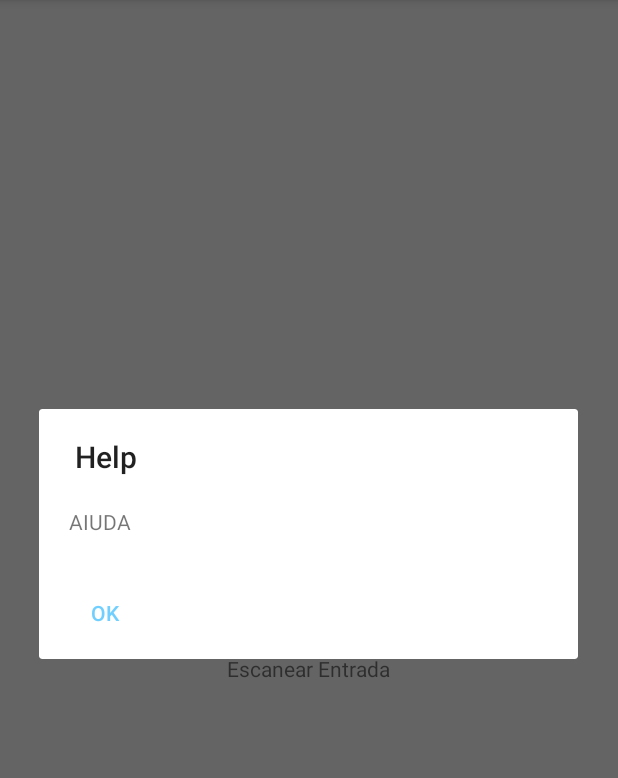
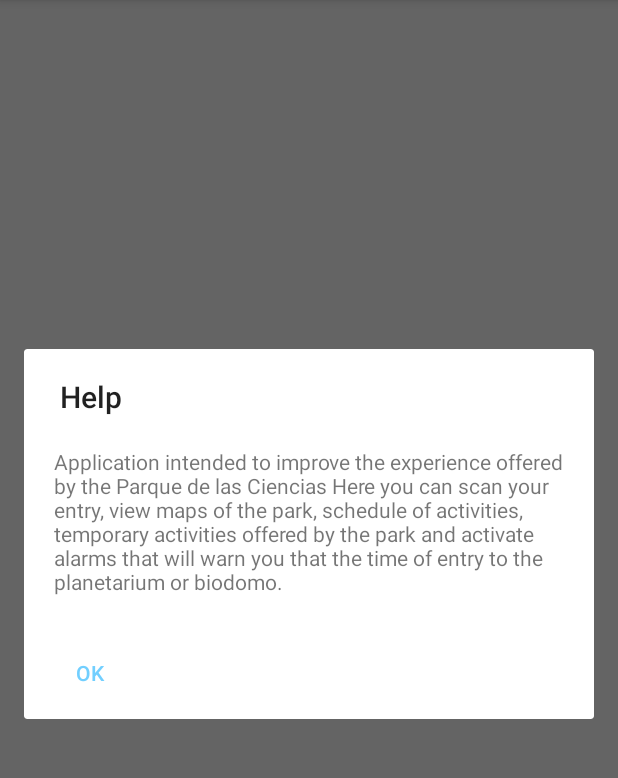
Before and after one commit to AGM-GR/ParqueDeLasCiencias, an Android app: the screen it shows after launch (MainActivity), after a tap on "Help", on a phone screen of 412 x 824 dp, the part 84-862 px from its top. Run offline under Robolectric (Android 15) with nearby library versions, the phone set to English and light mode, and no system bars.

Commit message:
Menu de ayuda finalizado

```diff
--- a/app/src/main/res/layout/activity_main.xml
+++ b/app/src/main/res/layout/activity_main.xml
@@ -17,6 +17,8 @@
     <TextView
         android:layout_width="wrap_content"
         android:layout_height="wrap_content"
-        android:text="Escanear Entrada"/>
+        android:layout_marginTop="15dp"
+        android:text="Escanear Entrada"
+        android:textStyle="bold" />
 
 </LinearLayout>
--- a/app/src/main/res/layout/help_dialog.xml
+++ b/app/src/main/res/layout/help_dialog.xml
@@ -11,7 +11,7 @@
         android:padding="20dp">
 
         <TextView
-            android:text="AIUDA"
+            android:text="@string/ayuda"
             android:layout_width="match_parent"
             android:layout_height="wrap_content"
             android:id="@+id/helpView1" />
--- a/app/src/main/res/values/strings.xml
+++ b/app/src/main/res/values/strings.xml
@@ -11,14 +11,13 @@
     <string name="planetario">Planetarium</string>
     <string name="fecha_entrada">Entry date</string>
 
-    <string name="title_activity_ticket_info">TicketInfo</string>
+    <string name="ayuda">Application intended to improve the experience offered by the Parque de las Ciencias Here you can scan your
+                         entry, view maps of the park, schedule of activities, temporary activities offered by the park and activate
+                         alarms that will warn you that the time of entry to the planetarium or biodomo.</string>
+
+    <string name="title_activity_ticket_info">Parque de las Ciencias</string>
 
     <string name="navigation_drawer_open">Open navigation drawer</string>
     <string name="navigation_drawer_close">Close navigation drawer</string>
 
-    <string name="action_settings">Settings</string>
-
-    <!-- TODO: Remove or change this placeholder text -->
-    <string name="hello_blank_fragment">Hello blank fragment</string>
-
 </resources>
```
Also changed, not shown: 1 other file.
